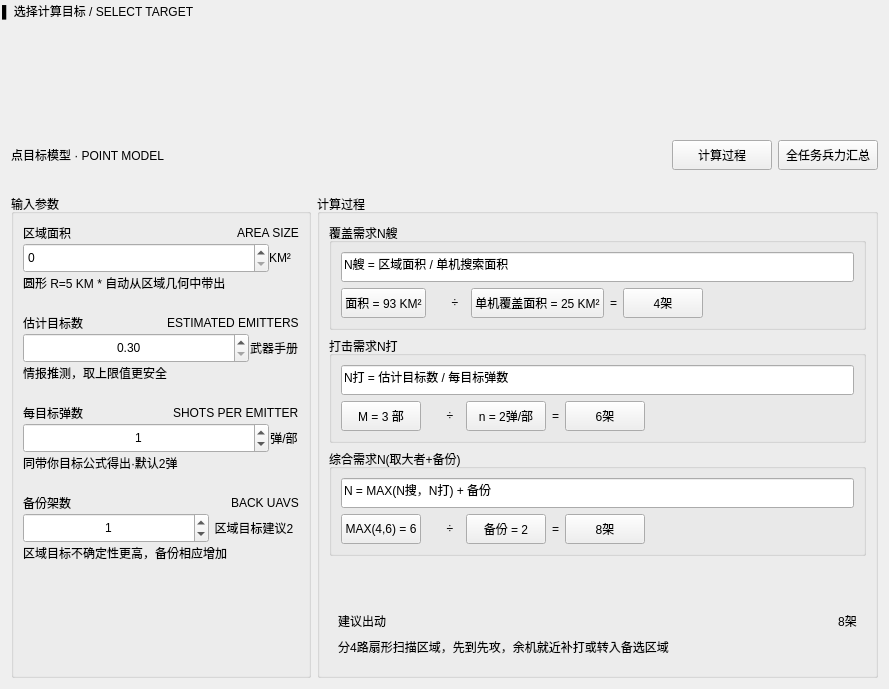
Old version of the form source/ForceRequirementPanel.ui in the repository jackstraw1112/Dronesoft.
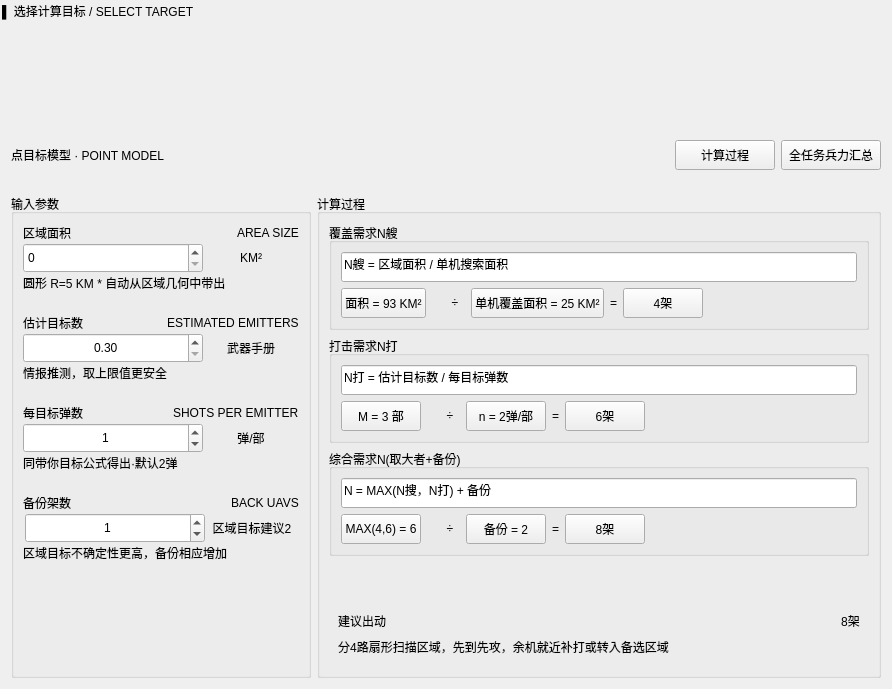
New version of the form.

The edit to the form file:
```diff
--- a/source/ForceRequirementPanel.ui
+++ b/source/ForceRequirementPanel.ui
@@ -6,7 +6,7 @@
    <rect>
     <x>0</x>
     <y>0</y>
-    <width>889</width>
+    <width>892</width>
     <height>689</height>
    </rect>
   </property>
@@ -1012,23 +1012,32 @@
                <widget class="QSpinBox" name="spinBox_Area">
                 <property name="minimumSize">
                  <size>
-                  <width>0</width>
+                  <width>180</width>
                   <height>30</height>
                  </size>
                 </property>
+                <property name="maximumSize">
+                 <size>
+                  <width>180</width>
+                  <height>16777215</height>
+                 </size>
+                </property>
                </widget>
               </item>
               <item>
                <widget class="QLabel" name="label_AreaUnit">
                 <property name="maximumSize">
                  <size>
-                  <width>30</width>
+                  <width>16777215</width>
                   <height>16777215</height>
                  </size>
                 </property>
                 <property name="text">
                  <string>KM²</string>
                 </property>
+                <property name="alignment">
+                 <set>Qt::AlignCenter</set>
+                </property>
                </widget>
               </item>
              </layout>
@@ -1104,10 +1113,16 @@
                <widget class="QDoubleSpinBox" name="spinBox_EstTargetCount">
                 <property name="minimumSize">
                  <size>
-                  <width>0</width>
+                  <width>180</width>
                   <height>30</height>
                  </size>
                 </property>
+                <property name="maximumSize">
+                 <size>
+                  <width>180</width>
+                  <height>16777215</height>
+                 </size>
+                </property>
                 <property name="alignment">
                  <set>Qt::AlignCenter</set>
                 </property>
@@ -1123,7 +1138,7 @@
                <widget class="QLabel" name="label_WeaponManual2">
                 <property name="maximumSize">
                  <size>
-                  <width>50</width>
+                  <width>16777215</width>
                   <height>16777215</height>
                  </size>
                 </property>
@@ -1194,10 +1209,16 @@
                <widget class="QSpinBox" name="spinBox_ShotsPerTarget">
                 <property name="minimumSize">
                  <size>
-                  <width>0</width>
+                  <width>180</width>
                   <height>30</height>
                  </size>
                 </property>
+                <property name="maximumSize">
+                 <size>
+                  <width>180</width>
+                  <height>16777215</height>
+                 </size>
+                </property>
                 <property name="alignment">
                  <set>Qt::AlignCenter</set>
                 </property>
@@ -1213,7 +1234,7 @@
                <widget class="QLabel" name="label_ShotsPerUnit">
                 <property name="maximumSize">
                  <size>
-                  <width>30</width>
+                  <width>16777215</width>
                   <height>16777215</height>
                  </size>
                 </property>
@@ -1290,10 +1311,16 @@
                <widget class="QSpinBox" name="spinBox_AreaBackupCount">
                 <property name="minimumSize">
                  <size>
-                  <width>0</width>
+                  <width>180</width>
                   <height>30</height>
                  </size>
                 </property>
+                <property name="maximumSize">
+                 <size>
+                  <width>180</width>
+                  <height>16777215</height>
+                 </size>
+                </property>
                 <property name="alignment">
                  <set>Qt::AlignCenter</set>
                 </property>
```
Left out of the diff: 20 changed lines with no effect on the pictures.
